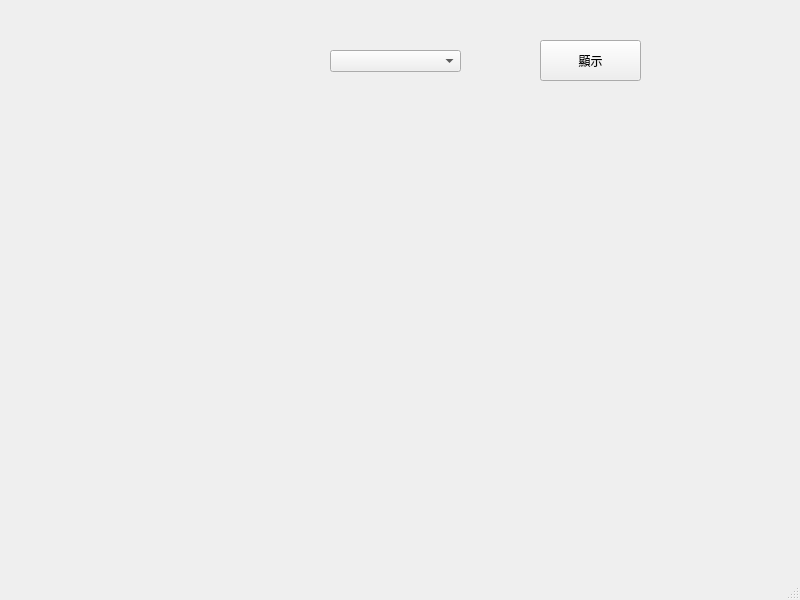
This is plot.ui in dlgs5100/MoneyTracking as Qt 5 draws it before an edit. The edited form follows.
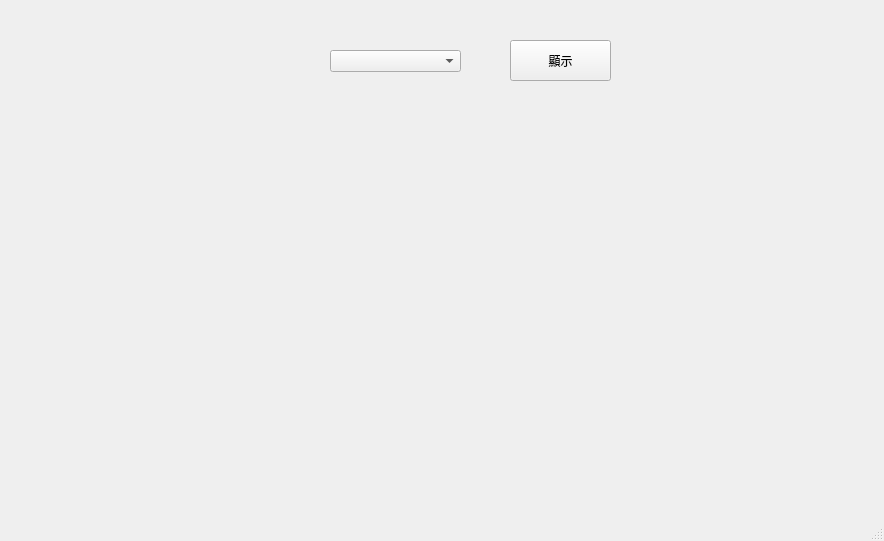
This is the edited form.

Commit message: Income plot complete

The edit to the form file:
```diff
--- a/plot.ui
+++ b/plot.ui
@@ -6,8 +6,8 @@
    <rect>
     <x>0</x>
     <y>0</y>
-    <width>800</width>
-    <height>600</height>
+    <width>884</width>
+    <height>541</height>
    </rect>
   </property>
   <property name="windowTitle">
@@ -27,7 +27,7 @@
    <widget class="QPushButton" name="buttonShow">
     <property name="geometry">
      <rect>
-      <x>540</x>
+      <x>510</x>
       <y>40</y>
       <width>101</width>
       <height>41</height>
@@ -40,13 +40,24 @@
    <widget class="QWidget" name="verticalLayoutWidget">
     <property name="geometry">
      <rect>
-      <x>90</x>
-      <y>110</y>
-      <width>631</width>
-      <height>421</height>
+      <x>30</x>
+      <y>120</y>
+      <width>391</width>
+      <height>341</height>
      </rect>
     </property>
-    <layout class="QVBoxLayout" name="verticalLayout"/>
+    <layout class="QVBoxLayout" name="VLayoutSpending"/>
+   </widget>
+   <widget class="QWidget" name="verticalLayoutWidget_2">
+    <property name="geometry">
+     <rect>
+      <x>460</x>
+      <y>120</y>
+      <width>391</width>
+      <height>341</height>
+     </rect>
+    </property>
+    <layout class="QVBoxLayout" name="VLayoutIncome"/>
    </widget>
   </widget>
   <widget class="QMenuBar" name="menubar">
```
Left out of the diff: 2 changed lines with no effect on the pictures. The commit also changes 2 other files.
